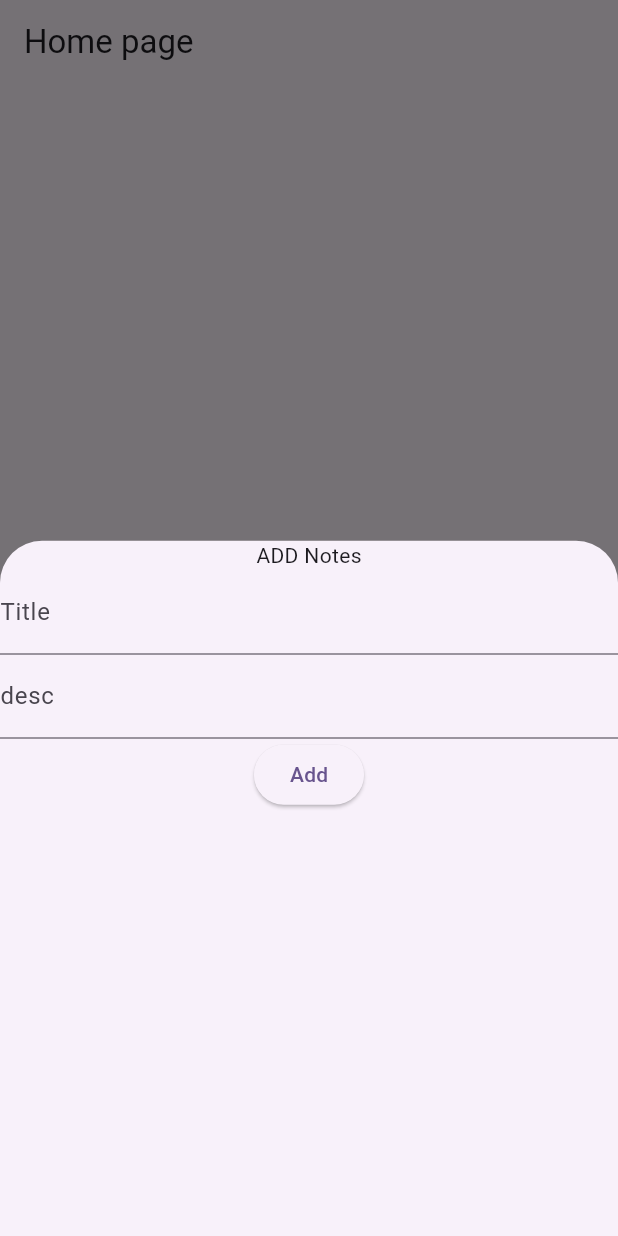
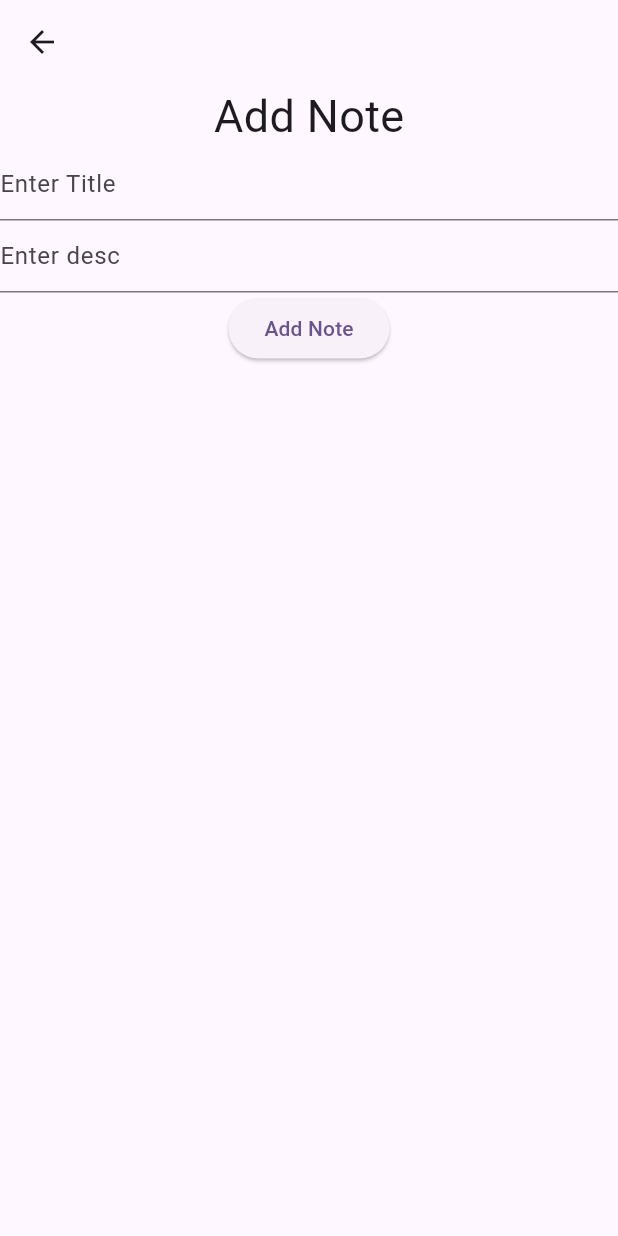
Before and after one commit to pallavipatil1998/database_model_with_provider, a Flutter app: the screen it shows after launch, after a tap on the "add" icon, on a phone screen of 412 x 824 dp. Run offline on Flutter 3.47's test engine with Material 3 defaults, Android fonts, the phone set to English and light mode, and no system bars; our stand-ins replace sqflite; accounts and stored records are empty.

Commit message:
database with model class and Provider [ADD,DELETE,update Notes]  USING ONE PAGE

```diff
--- /dev/null
+++ b/lib/add_update_note.dart
@@ -0,0 +1,71 @@
+import 'package:flutter/material.dart';
+import 'package:path/path.dart';
+import 'package:provider/provider.dart';
+
+import 'note_model.dart';
+import 'note_provider.dart';
+
+class AddUpdateNote extends StatelessWidget {
+  String? title;
+  String? desc;
+  int? note_id;
+  bool isUpdate=false;
+  AddUpdateNote({required this.isUpdate,this.title,this.desc,this.note_id});
+  var titleController= TextEditingController();
+  var descController=TextEditingController();
+  var operationTitle="Add Note";
+
+  initControllers(){
+    titleController.text=title!;
+    descController.text=desc!;
+  }
+
+  void aDDPrNote(String ptitle,String pdesc,BuildContext context)async{
+    context.read<NoteProvider>().pAddNote(NoteModel(title: ptitle, desc: pdesc));
+  }
+
+  void updateNote(int id,String uTitile,String uDesc,BuildContext context)async{
+    context.read<NoteProvider>().pUpdateNote(NoteModel(note_id: id,title: uTitile, desc: uDesc));
+  }
+
+  @override
+  Widget build(BuildContext context) {
+    if(isUpdate){
+      initControllers();
+      operationTitle="Upadte Note";
+    }
+    return Scaffold(
+
+      appBar: AppBar(title: Text(""),),
+      body: Container(
+        height: 400,
+        child: Column(
+          children: [
+            Text(operationTitle,style: TextStyle(fontSize: 30),),
+            TextField( controller: titleController,decoration: InputDecoration(
+              hintText: "Enter Title"
+            ),),
+            TextField( controller: descController,decoration: InputDecoration(
+              hintText: "Enter desc"
+            ),),
+            ElevatedButton(
+                onPressed: (){
+                  var nTitle=titleController.text.toString();
+                  var nDesc=descController.text.toString();
+                  if(isUpdate){
+                    updateNote(note_id!, nTitle, nDesc, context);
+
+                  }else{
+                    aDDPrNote(nTitle, nDesc, context);
+                  }
+                  Navigator.pop(context);
+            },
+                child: Text(operationTitle))
+
+
+          ],
+        ),
+      ),
+    );
+  }
+}
--- a/lib/main.dart
+++ b/lib/main.dart
@@ -1,6 +1,7 @@
 import 'package:flutter/material.dart';
+import 'package:path/path.dart';
 import 'package:provider/provider.dart';
-import 'package:provider_modelclass_database/note_model.dart';
+import 'package:provider_modelclass_database/add_update_note.dart';
 import 'package:provider_modelclass_database/note_provider.dart';
 
 void main() {
@@ -36,48 +37,18 @@ class HomePage extends StatefulWidget {
 }
 
 class _HomePageState extends State<HomePage> {
-  var titleController= TextEditingController();
-  var descController=TextEditingController();
 
-  // AppDataBase myDB=AppDataBase.db;
-
-  // List<NoteModel> notesList=[];
-
-  @override
-  void initState() {
-    // TODO: implement initState
-    super.initState();
-    getInitialNotes(context);
-  }
+  // @override
+  // void initState() {
+  //   // TODO: implement initState
+  //   super.initState();
+  //   getInitialNotes(context);
+  // }
 
   //provider Functions
   void getInitialNotes(BuildContext context){
     context.read<NoteProvider>().pFetchInitialNote();
   }
-
-  //provider function
-  void aDDPrNote(String ptitle,String pdesc,BuildContext context)async{
-    context.read<NoteProvider>().pAddNote(NoteModel(title: ptitle, desc: pdesc));
-  }
-
-  //model fun
-  /*void showAllNotes()async{
-    notesList=await myDB.fetchAllNotes();
-    setState(() {
-
-    });
-  }*/
-
-  //model fun
-  /*void inserNotes(String title,String desc)async{
-    bool check=await myDB.addNote(NoteModel(title: title, desc: desc));
-    if(check){
-      notesList=await myDB.fetchAllNotes();
-      setState(() {
-
-      });
-    }
-  }*/
 
   @override
   Widget build(BuildContext context) {
@@ -92,41 +63,7 @@ class _HomePageState extends State<HomePage> {
               var currData=provider.pGetNotes()[index];
                 return InkWell(
                   onTap: (){
-                    titleController.text=currData.title;
-                    descController.text=currData.desc;
-                    showModalBottomSheet(
-                        context: context,
-                        builder: (ctx){
-                          return Container(
-                              child: Column(
-                                children: [
-                                  Text("Update Notes"),
-                                  TextField(
-                                    controller: titleController,
-                                    decoration: InputDecoration(label: Text("Title")),
-                                  ),
-                                  TextField(
-                                    controller: descController,
-                                    decoration: InputDecoration(label: Text("desc")),
-                                  ),
-                                  ElevatedButton(
-                                      onPressed: (){
-                                        var nTitle=titleController.text.toString();
-                                        var nDesc=descController.text.toString();
-                                        //provider fun
-                                       provider.pUpdateNote(NoteModel(note_id: currData.note_id,title: nTitle, desc: nDesc));
-                                        titleController.clear();
-                                        descController.clear();
-                                        Navigator.pop(context);
-
-                                      },
-                                      child: Text("Update")
-                                  )
-                                ],
-                              )
-                          );
-                        }
-                    );
+                    Navigator.push(context, MaterialPageRoute(builder: (context) =>AddUpdateNote(isUpdate: true,note_id: currData.note_id,title: currData.title,desc: currData.desc,),));
                   },
                   child: ListTile(
                     title:  Text(currData.title),
@@ -143,101 +80,12 @@ class _HomePageState extends State<HomePage> {
               }
           );
         },
-        /*child: ListView.builder(
-          itemCount: notesList.length,
-            itemBuilder: (ctx,index){
-              return InkWell(
-                onTap: (){
-                  titleController.text=notesList[index].title;
-                  descController.text= notesList[index].desc;
-                  showModalBottomSheet(
-                      context: context,
-                      builder: (ctx){
-                        return Container(
-                          child: Column(
-                            children: [
-                              Text("Update Notes"),
-                              TextField(
-                                controller: titleController,
-                                decoration: InputDecoration(label: Text("Title")),
-                              ),
-                              TextField(
-                                controller: descController,
-                                decoration: InputDecoration(label: Text("desc")),
-                              ),
-                              ElevatedButton(
-                                  onPressed: ()async{
-                                    var nTitle=titleController.text.toString();
-                                    var nDesc=descController.text.toString();
-                                    await myDB.updateNote(NoteModel(note_id: notesList[index].note_id,title: nTitle, desc: nDesc));
-                                    showAllNotes();
-                                    Navigator.pop(context);
-
-                                  },
-                                  child: Text("Update")
-                              )
-                            ],
-                          ),
-                        );
-                      }
-                  );
-
-                },
-
-
-
-                child: ListTile(
-                  title:Text("${notesList[index].title}"),
-                  subtitle: Text("${notesList[index].desc}"),
-                  trailing: InkWell(
-                    onTap: (){
-                      myDB.deleteNotes(notesList[index].note_id!);
-                      showAllNotes();
-
-                    },
-                      child: Icon(Icons.delete)),
-
-                ),
-              );
-            }
-        ),*/
       ),
 
       floatingActionButton: FloatingActionButton(
         onPressed: (){
-          showModalBottomSheet(
-              context: context,
-              builder: (ctx){
-                return Container(
-                  child: Column(
-                    children: [
-                      Text("ADD Notes"),
-                      TextField(
-                        controller: titleController,
-                        decoration: InputDecoration(label: Text("Title")),
-                      ),
-                      TextField(
-                        controller: descController,
-                        decoration: InputDecoration(label: Text("desc")),
-                      ),
-                      ElevatedButton(
-                          onPressed: (){
-                            var nTitle=titleController.text.toString();
-                            var nDesc=descController.text.toString();
-                            //provider fun
-                           aDDPrNote(nTitle, nDesc, context);
-                            titleController.clear();
-                            descController.clear();
-                            Navigator.pop(context);
+          Navigator.push(context,MaterialPageRoute(builder: (context) => AddUpdateNote(isUpdate: false,),));
 
-                          },
-                          child: Text("Add")
-                      )
-                    ],
-                  ),
-                );
-              }
-          );
         },
         child: Icon(Icons.add)
       ),
```
